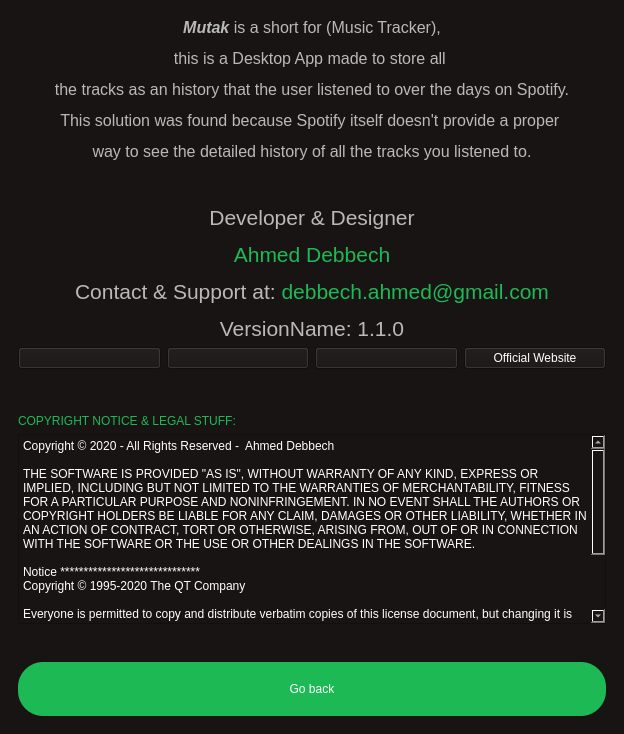
Qt form mutak/mainwindow.ui (ahmed-debbech/mutak) before a commit.
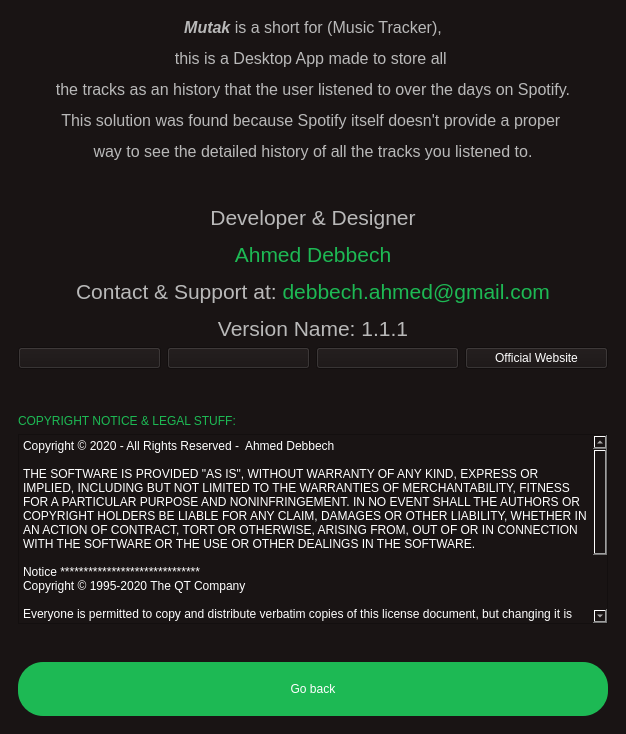
The same form after that commit. The open tabs and pages were chosen to show the change.

Commit message: Change version name in about section

What changed in the file:
```diff
--- a/mutak/mainwindow.ui
+++ b/mutak/mainwindow.ui
@@ -6,7 +6,7 @@
    <rect>
     <x>0</x>
     <y>0</y>
-    <width>624</width>
+    <width>626</width>
     <height>734</height>
    </rect>
   </property>
@@ -1028,7 +1028,7 @@
            <string notr="true">font: bold 18pt  '://resources/fonts/Gotham-UltraItalic.otf';</string>
           </property>
           <property name="text">
-           <string>&lt;html&gt;&lt;head/&gt;&lt;body&gt;&lt;p align=&quot;center&quot;&gt;&lt;span style=&quot; font-size:16pt; color:#b9b9b9;&quot;&gt;Developer &amp;amp; Designer&lt;/span&gt;&lt;/p&gt;&lt;p align=&quot;center&quot;&gt;&lt;span style=&quot; font-size:16pt; color:#1db954;&quot;&gt;Ahmed Debbech&lt;/span&gt;&lt;/p&gt;&lt;p align=&quot;center&quot;&gt;&lt;span style=&quot; font-size:16pt; color:#b9b9b9;&quot;&gt;Contact &amp;amp; Support at: &lt;/span&gt;&lt;span style=&quot; font-size:16pt; color:#1db954;&quot;&gt;debbech.ahmed@gmail.com&lt;/span&gt;&lt;/p&gt;&lt;p align=&quot;center&quot;&gt;&lt;span style=&quot; font-size:16pt; color:#b9b9b9;&quot;&gt;VersionName: 1.1.0&lt;/span&gt;&lt;/p&gt;&lt;/body&gt;&lt;/html&gt;</string>
+           <string>&lt;html&gt;&lt;head/&gt;&lt;body&gt;&lt;p align=&quot;center&quot;&gt;&lt;span style=&quot; font-size:16pt; color:#b9b9b9;&quot;&gt;Developer &amp;amp; Designer&lt;/span&gt;&lt;/p&gt;&lt;p align=&quot;center&quot;&gt;&lt;span style=&quot; font-size:16pt; color:#1db954;&quot;&gt;Ahmed Debbech&lt;/span&gt;&lt;/p&gt;&lt;p align=&quot;center&quot;&gt;&lt;span style=&quot; font-size:16pt; color:#b9b9b9;&quot;&gt;Contact &amp;amp; Support at: &lt;/span&gt;&lt;span style=&quot; font-size:16pt; color:#1db954;&quot;&gt;debbech.ahmed@gmail.com&lt;/span&gt;&lt;/p&gt;&lt;p align=&quot;center&quot;&gt;&lt;span style=&quot; font-size:16pt; color:#b9b9b9;&quot;&gt;Version Name: 1.1.1&lt;/span&gt;&lt;/p&gt;&lt;/body&gt;&lt;/html&gt;</string>
           </property>
          </widget>
         </item>
```
